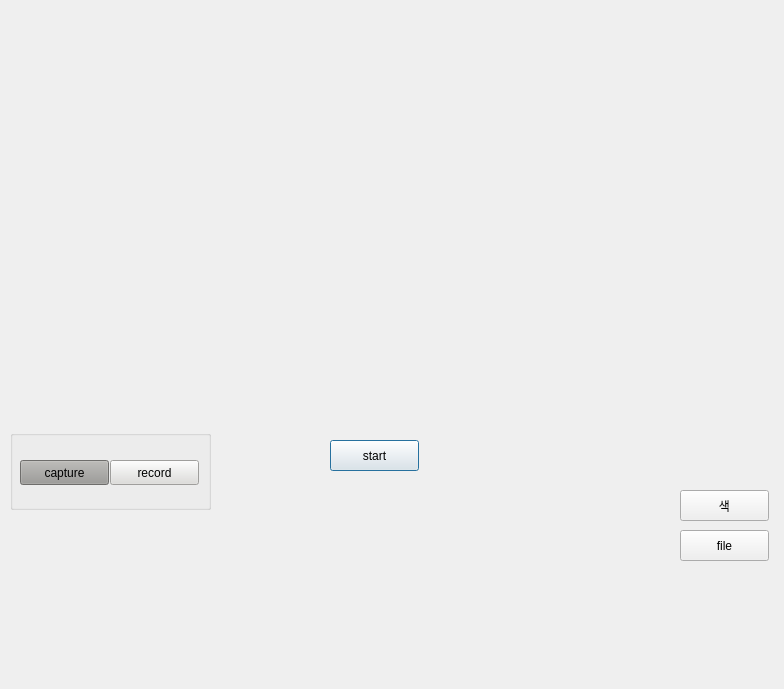
Qt form application.ui (gaeun0123/camera_application) before a commit.
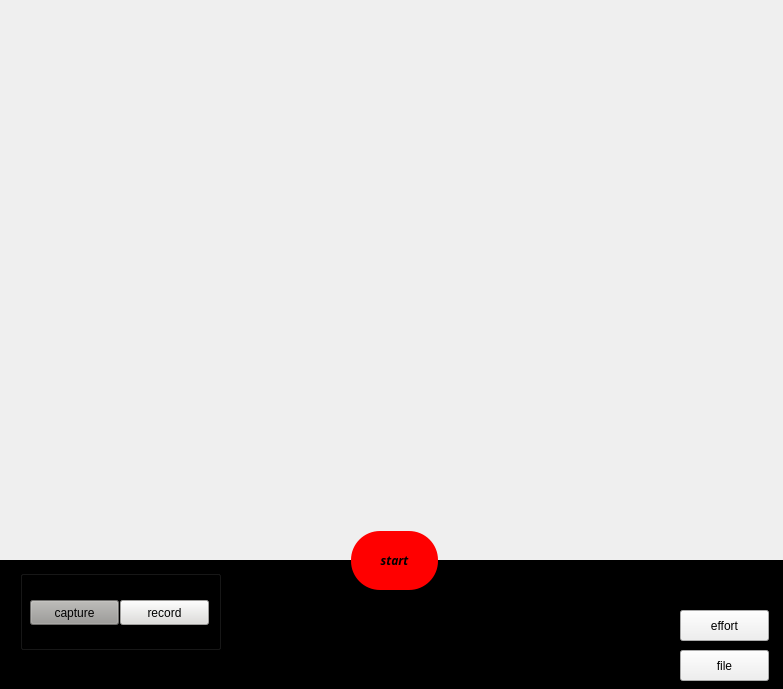
The same form after that commit.

What changed in the file:
```diff
--- a/application.ui
+++ b/application.ui
@@ -1,12 +1,12 @@
 <?xml version="1.0" encoding="UTF-8"?>
 <ui version="4.0">
- <class>Dialog</class>
- <widget class="QDialog" name="Dialog">
+ <class>background</class>
+ <widget class="QDialog" name="background">
   <property name="geometry">
    <rect>
     <x>0</x>
     <y>0</y>
-    <width>784</width>
+    <width>783</width>
     <height>689</height>
    </rect>
   </property>
@@ -17,9 +17,9 @@
    <property name="geometry">
     <rect>
      <x>0</x>
-     <y>40</y>
+     <y>10</y>
      <width>781</width>
-     <height>381</height>
+     <height>551</height>
     </rect>
    </property>
    <property name="text">
@@ -29,12 +29,31 @@
   <widget class="QPushButton" name="startButton">
    <property name="geometry">
     <rect>
-     <x>330</x>
-     <y>440</y>
+     <x>350</x>
+     <y>530</y>
      <width>89</width>
-     <height>31</height>
+     <height>61</height>
     </rect>
    </property>
+   <property name="font">
+    <font>
+     <family>FontAwesome</family>
+     <weight>75</weight>
+     <italic>true</italic>
+     <bold>true</bold>
+    </font>
+   </property>
+   <property name="styleSheet">
+    <string notr="true">QPushButton {
+    width: 40px;
+    height: 40px;
+    border-radius: 30px;   
+    background-color: red;  
+    border-style: solid;
+    border-width: 2px;
+}
+</string>
+   </property>
    <property name="text">
     <string>start</string>
    </property>
@@ -42,8 +61,8 @@
   <widget class="QGroupBox" name="groupBox">
    <property name="geometry">
     <rect>
-     <x>10</x>
-     <y>430</y>
+     <x>20</x>
+     <y>570</y>
      <width>201</width>
      <height>80</height>
     </rect>
@@ -84,24 +103,24 @@
     </property>
    </widget>
   </widget>
-  <widget class="QPushButton" name="changeButton">
+  <widget class="QPushButton" name="effortButton">
    <property name="geometry">
     <rect>
      <x>680</x>
-     <y>490</y>
+     <y>610</y>
      <width>89</width>
      <height>31</height>
     </rect>
    </property>
    <property name="text">
-    <string>색</string>
+    <string>effort</string>
    </property>
   </widget>
   <widget class="QPushButton" name="openButton">
    <property name="geometry">
     <rect>
      <x>680</x>
-     <y>530</y>
+     <y>650</y>
      <width>89</width>
      <height>31</height>
     </rect>
@@ -110,6 +129,28 @@
     <string>file</string>
    </property>
   </widget>
+  <widget class="QLabel" name="label">
+   <property name="geometry">
+    <rect>
+     <x>0</x>
+     <y>560</y>
+     <width>791</width>
+     <height>131</height>
+    </rect>
+   </property>
+   <property name="styleSheet">
+    <string notr="true">background-color : rgb(0, 0, 0)</string>
+   </property>
+   <property name="text">
+    <string/>
+   </property>
+  </widget>
+  <zorder>label</zorder>
+  <zorder>videoScreen</zorder>
+  <zorder>startButton</zorder>
+  <zorder>groupBox</zorder>
+  <zorder>effortButton</zorder>
+  <zorder>openButton</zorder>
  </widget>
  <resources/>
  <connections/>
```
